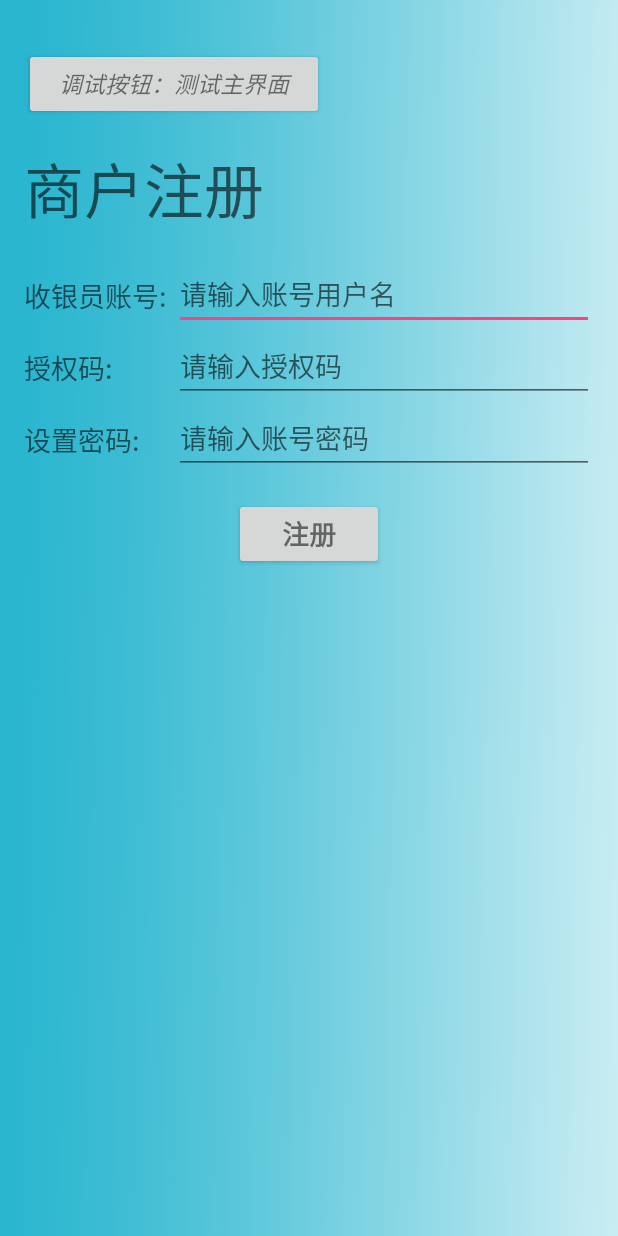
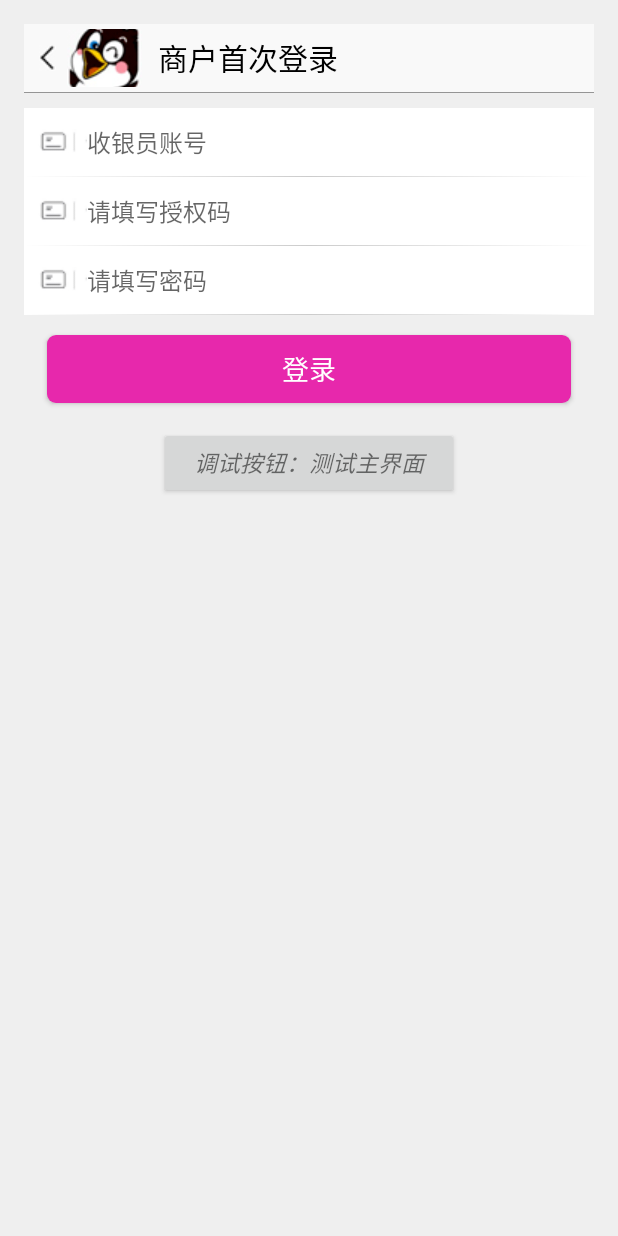
Before and after one commit to josundai/xiaoyansaler, an Android app: the screen it shows after launch (RegisterActivity), on a phone screen of 412 x 824 dp. Run offline under Robolectric (Android 15) with nearby library versions, the phone set to English and light mode, and no system bars; 4 statements that could not run were skipped.

Commit message:
根据最新需求，修改页面风格。 第一步：注册完成。 Next step:修改登陆页面

```diff
--- a/app/src/main/java/com/shangjia/RegisterActivity.java
+++ b/app/src/main/java/com/shangjia/RegisterActivity.java
@@ -6,23 +6,23 @@ import android.annotation.TargetApi;
 import android.app.Activity;
 import android.app.AlertDialog;
 import android.app.Dialog;
+import android.app.LoaderManager.LoaderCallbacks;
+import android.content.ContentResolver;
 import android.content.Context;
+import android.content.CursorLoader;
 import android.content.DialogInterface;
 import android.content.Intent;
+import android.content.Loader;
 import android.content.SharedPreferences;
 import android.content.pm.PackageManager;
-import android.support.annotation.NonNull;
-import android.app.LoaderManager.LoaderCallbacks;
-import android.content.ContentResolver;
-import android.content.CursorLoader;
-import android.content.Loader;
 import android.database.Cursor;
 import android.net.Uri;
 import android.os.AsyncTask;
+import android.os.Build;
 import android.os.Build.VERSION;
-import android.os.Build;
 import android.os.Bundle;
 import android.provider.ContactsContract;
+import android.support.annotation.NonNull;
 import android.text.TextUtils;
 import android.view.KeyEvent;
 import android.view.View;
@@ -36,11 +36,11 @@ import android.widget.TextView;
 import com.google.android.gms.appindexing.Action;
 import com.google.android.gms.appindexing.AppIndex;
 import com.google.android.gms.common.api.GoogleApiClient;
+import com.shangjia.service.TemporyLoginService;
+import com.shangjia.views.HeaderView;
 
 import java.util.ArrayList;
 import java.util.List;
-
-import com.shangjia.service.TemporyLoginService;
 
 /**
  * A login screen that offers login via email/password.
@@ -89,6 +89,12 @@ public class RegisterActivity extends Activity implements LoaderCallbacks<Cursor
         }
 
         setContentView(R.layout.activity_register);
+
+        HeaderView headerView = (HeaderView) findViewById(R.id.header);
+        headerView.hideRightImage();
+        headerView.setTitle(R.string.register_title);
+        headerView.setTitleLeft();
+
         // Set up the login form.
         mAccountView = (EditText) findViewById(R.id.account);
         mAuthCodeView = (EditText) findViewById(R.id.authCode);
@@ -105,8 +111,8 @@ public class RegisterActivity extends Activity implements LoaderCallbacks<Cursor
             }
         });
 
-        Button mEmailSignInButton = (Button) findViewById(R.id.email_sign_in_button);
-        mEmailSignInButton.setOnClickListener(new OnClickListener() {
+        Button registerButton = (Button) findViewById(R.id.register_button);
+        registerButton.setOnClickListener(new OnClickListener() {
             @Override
             public void onClick(View view) {
                 attemptRegister();
--- /dev/null
+++ b/app/src/main/res/drawable/divider_horizontal.xml
@@ -0,0 +1,14 @@
+<?xml version="1.0" encoding="utf-8"?>
+
+<layer-list xmlns:android="http://schemas.android.com/apk/res/android" >
+    <item>
+        <shape>
+            <gradient
+                android:angle="0"
+                android:centerColor="#CCCCCC"
+                android:endColor="#FFFFFF"
+                android:height="1px"
+                android:startColor="#FFFFFF" />
+        </shape>
+    </item>
+</layer-list>
--- /dev/null
+++ b/app/src/main/res/drawable/search_text_view_border.xml
@@ -0,0 +1,12 @@
+<?xml version="1.0" encoding="utf-8"?>
+<shape xmlns:android="http://schemas.android.com/apk/res/android" >
+    <solid android:color="#E728AC" />
+    <!-- stroke
+        android:width="1dip"
+        android:color="#aea594" /-->
+    <corners
+        android:bottomLeftRadius="6dp"
+        android:bottomRightRadius="6dp"
+        android:topLeftRadius="6dp"
+        android:topRightRadius="6dp" />
+</shape>
--- a/app/src/main/res/layout/activity_register.xml
+++ b/app/src/main/res/layout/activity_register.xml
@@ -1,15 +1,18 @@
 <LinearLayout xmlns:android="http://schemas.android.com/apk/res/android"
-    xmlns:tools="http://schemas.android.com/tools"
     android:layout_width="match_parent"
     android:layout_height="match_parent"
+    android:background="@color/content_bg"
     android:gravity="center_horizontal"
-    android:background="@drawable/background"
     android:orientation="vertical"
     android:paddingBottom="@dimen/activity_vertical_margin"
     android:paddingLeft="@dimen/activity_horizontal_margin"
     android:paddingRight="@dimen/activity_horizontal_margin"
-    android:paddingTop="@dimen/activity_vertical_margin"
-    tools:context="com.shangjia.RegisterActivity">
+    android:paddingTop="@dimen/activity_vertical_margin">
+
+    <com.shangjia.views.HeaderView
+        android:id="@+id/header"
+        android:layout_width="match_parent"
+        android:layout_height="wrap_content" />
 
     <!-- Login progress -->
     <ProgressBar
@@ -26,128 +29,87 @@
         android:layout_height="match_parent">
 
         <LinearLayout
-            android:id="@+id/email_login_form"
             android:layout_width="match_parent"
-            android:layout_height="wrap_content"
+            android:layout_height="0dp"
+            android:layout_marginBottom="10dip"
+            android:layout_marginTop="10dip"
+            android:layout_weight="1"
+            android:gravity="top|center_horizontal"
             android:orientation="vertical">
+
+            <EditText
+                android:id="@+id/account"
+                android:layout_width="match_parent"
+                android:layout_height="@dimen/input_text_height_middle"
+                android:layout_gravity="center_horizontal"
+                android:background="@color/white"
+                android:drawableLeft="@drawable/icon_binding_card_id"
+                android:hint="@string/label_account"
+                android:textSize="16sp" />
+
+            <View
+                android:layout_width="match_parent"
+                android:layout_height="1px"
+                android:background="@drawable/divider_horizontal" />
+
+
+            <EditText
+                android:id="@+id/authCode"
+                android:layout_width="match_parent"
+                android:layout_height="@dimen/input_text_height_middle"
+                android:layout_gravity="center_horizontal"
+                android:background="@color/white"
+                android:drawableLeft="@drawable/icon_binding_card_id"
+                android:hint="@string/prompt_authCode"
+                android:textSize="16sp" />
+
+            <View
+                android:layout_width="match_parent"
+                android:layout_height="1px"
+                android:background="@drawable/divider_horizontal" />
+
+            <EditText
+                android:id="@+id/password"
+                android:layout_width="match_parent"
+                android:layout_height="@dimen/input_text_height_middle"
+                android:layout_gravity="center_horizontal"
+                android:background="@color/white"
+                android:drawableLeft="@drawable/icon_binding_card_id"
+                android:hint="@string/prompt_password"
+                android:inputType="textPassword"
+                android:textSize="16sp" />
+
+            <View
+                android:layout_width="match_parent"
+                android:layout_height="1px"
+                android:background="@drawable/divider_horizontal" />
+
+            <Button
+                android:id="@+id/register_button"
+                android:layout_width="match_parent"
+                android:layout_height="@dimen/input_text_height_middle"
+                android:layout_marginLeft="15dip"
+                android:layout_marginRight="15dip"
+                android:layout_marginTop="13dip"
+                android:background="@drawable/search_text_view_border"
+                android:onClick="onBindClick"
+                android:text="@string/action_sign_in"
+                android:textColor="@color/white"
+                android:textSize="18sp" />
+
 
             <Button
                 android:id="@+id/page_test"
                 style="?android:textAppearanceSmall"
                 android:layout_width="200dip"
                 android:layout_height="wrap_content"
+                android:layout_marginBottom="16dp"
                 android:layout_marginTop="16dp"
-                android:layout_marginBottom="16dp"
+                android:text="@string/page_test_main"
                 android:textSize="15dp"
-                android:text="@string/page_test_main"
                 android:textStyle="italic" />
 
 
-
-            <TextView
-                android:id="@+id/title"
-                android:layout_width="match_parent"
-                android:layout_height="wrap_content"
-                android:hint="@string/page_title_register"
-                android:inputType="text"
-                android:maxLines="1"
-                android:paddingBottom="16dip"
-                android:singleLine="true"
-                android:textSize="40dp" />
-            <LinearLayout
-                android:layout_width="match_parent"
-                android:layout_height="wrap_content"
-                android:orientation="horizontal">
-                <TextView
-                    android:layout_width="100dip"
-                    android:layout_height="wrap_content"
-                    android:hint="@string/label_account"
-                    android:inputType="text"
-                    android:maxLines="1"
-                    android:singleLine="true"
-                    android:textSize="18dp" />
-
-                <EditText
-                    android:id="@+id/account"
-                    android:layout_width="match_parent"
-                    android:layout_height="wrap_content"
-                    android:hint="@string/prompt_email"
-                    android:inputType="text"
-                    android:maxLines="1"
-                    android:singleLine="true" />
-            </LinearLayout>
-
-
-            <LinearLayout
-                android:id="@+id/loginNameForm"
-                android:layout_width="match_parent"
-                android:layout_height="wrap_content"
-                android:orientation="horizontal">
-
-                <TextView
-                    android:layout_width="100dip"
-                    android:layout_height="wrap_content"
-                    android:hint="@string/label_authCode"
-                    android:inputType="text"
-                    android:maxLines="1"
-                    android:singleLine="true"
-                    android:textSize="18dp" />
-
-                <EditText
-                    android:id="@+id/authCode"
-                    android:layout_width="match_parent"
-                    android:layout_height="wrap_content"
-                    android:hint="@string/prompt_authCode"
-                    android:inputType="text"
-                    android:maxLines="1"
-                    android:singleLine="true" />
-
-            </LinearLayout>
-
-            <LinearLayout
-                android:layout_width="match_parent"
-                android:layout_height="wrap_content"
-                android:orientation="horizontal">
-
-                <TextView
-                    android:layout_width="100dip"
-                    android:layout_height="wrap_content"
-                    android:hint="@string/label_password"
-                    android:inputType="text"
-                    android:maxLines="1"
-                    android:singleLine="true"
-                    android:textSize="18dp" />
-
-                <EditText
-                    android:id="@+id/password"
-                    android:layout_width="match_parent"
-                    android:layout_height="wrap_content"
-                    android:hint="@string/prompt_password"
-                    android:imeActionId="@+id/login"
-                    android:imeActionLabel="@string/action_sign_in_short"
-                    android:imeOptions="actionUnspecified"
-                    android:inputType="textPassword"
-                    android:maxLines="1"
-                    android:singleLine="true" />
-
-            </LinearLayout>
-
-            <RelativeLayout
-                android:gravity="center"
-                android:layout_width="match_parent"
-                android:layout_height="match_parent">
-                <Button
-                    android:id="@+id/email_sign_in_button"
-                    style="?android:textAppearanceSmall"
-                    android:layout_width="100dip"
-                    android:layout_height="wrap_content"
-                    android:layout_marginTop="16dp"
-                    android:textSize="18dp"
-                    android:text="@string/action_register_in"
-                    android:textStyle="bold" />
-
-
-            </RelativeLayout>
         </LinearLayout>
     </ScrollView>
 </LinearLayout>
--- a/app/src/main/res/values/strings.xml
+++ b/app/src/main/res/values/strings.xml
@@ -1,7 +1,8 @@
 <resources>
     <string name="app_name">小燕商户端</string>
-    <string name="page_title_register">商户注册</string>
+
     <string name="page_title_login">商户登陆</string>
+    <string name="register_title">商户首次登录</string>
 
     <string name="page_test_main">调试按钮：测试主界面</string>
     <string name="page_test_cancelRegister">调试按钮：取消注册</string>
@@ -11,19 +12,18 @@
 
     <!-- Strings related to login -->
 
-    <string name="label_account">收银员账号:</string>
+    <string name="label_account">收银员账号</string>
     <string name="label_authCode">授权码:</string>
     <string name="label_password">设置密码:</string>
     <string name="label_input_password">密码:</string>
 
 
     <string name="prompt_email">请输入账号用户名</string>
-    <string name="prompt_authCode">请输入授权码</string>
-    <string name="prompt_password">请输入账号密码</string>
+    <string name="prompt_authCode">请填写授权码</string>
+    <string name="prompt_password">请填写密码</string>
 
     <string name="action_register_in">注册</string>
-    <string name="action_sign_in">登陆
-    </string>
+    <string name="action_sign_in">登录</string>
 
 
     <string name="action_sign_in_short">注册</string>
@@ -82,5 +82,4 @@
 
 
 
-
 </resources>
```
